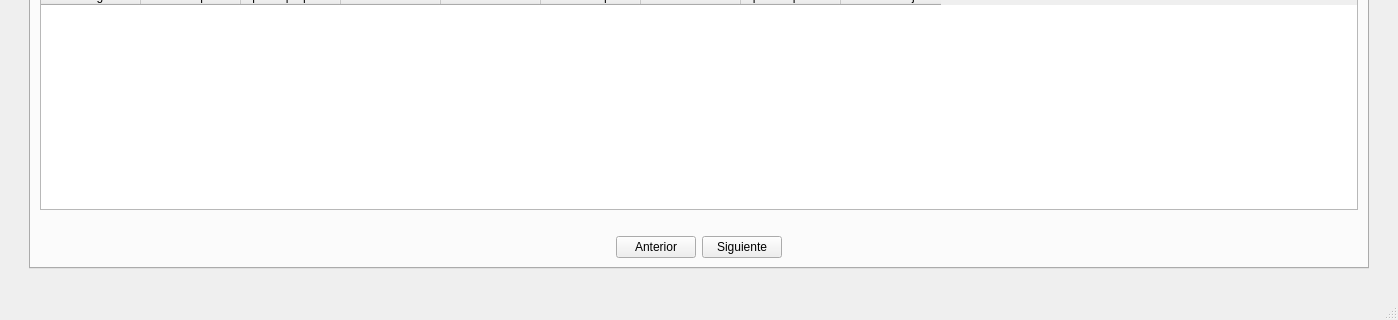
Before: the Qt Designer form templates/venPrincipal.ui in Semperz/ProyectoDI, drawn with Qt 5; both pictures show x 0 to 1398 and y 448 to 768 of the 1398 by 768 pixel window.
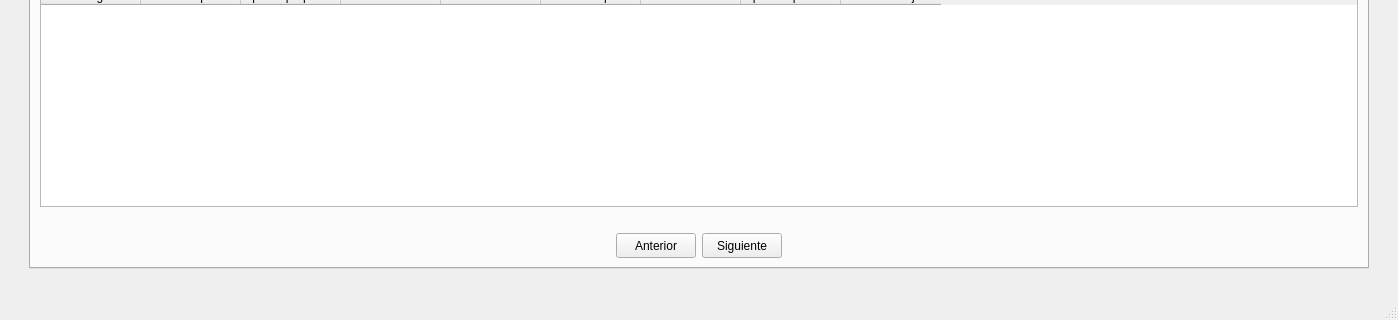
After: the same form once the commit is applied. The open tabs and pages were chosen to show the change. Icons and pictures are not drawn.

Commit message: feat(clientes.py): add buttons to both tables

What changed in the file:
```diff
--- a/templates/venPrincipal.ui
+++ b/templates/venPrincipal.ui
@@ -2100,6 +2100,18 @@
          <layout class="QGridLayout" name="gridLayout_7">
           <item row="0" column="2">
            <widget class="QPushButton" name="btnSiguienteprop">
+            <property name="minimumSize">
+             <size>
+              <width>80</width>
+              <height>25</height>
+             </size>
+            </property>
+            <property name="maximumSize">
+             <size>
+              <width>80</width>
+              <height>25</height>
+             </size>
+            </property>
             <property name="text">
              <string>Siguiente</string>
             </property>
@@ -2120,6 +2132,18 @@
           </item>
           <item row="0" column="1">
            <widget class="QPushButton" name="btnAnteriorprop">
+            <property name="minimumSize">
+             <size>
+              <width>80</width>
+              <height>25</height>
+             </size>
+            </property>
+            <property name="maximumSize">
+             <size>
+              <width>80</width>
+              <height>25</height>
+             </size>
+            </property>
             <property name="text">
              <string>Anterior</string>
             </property>
```
Left out of the diff: 3 changed lines with no effect on the pictures. The commit also changes 6 other files.
